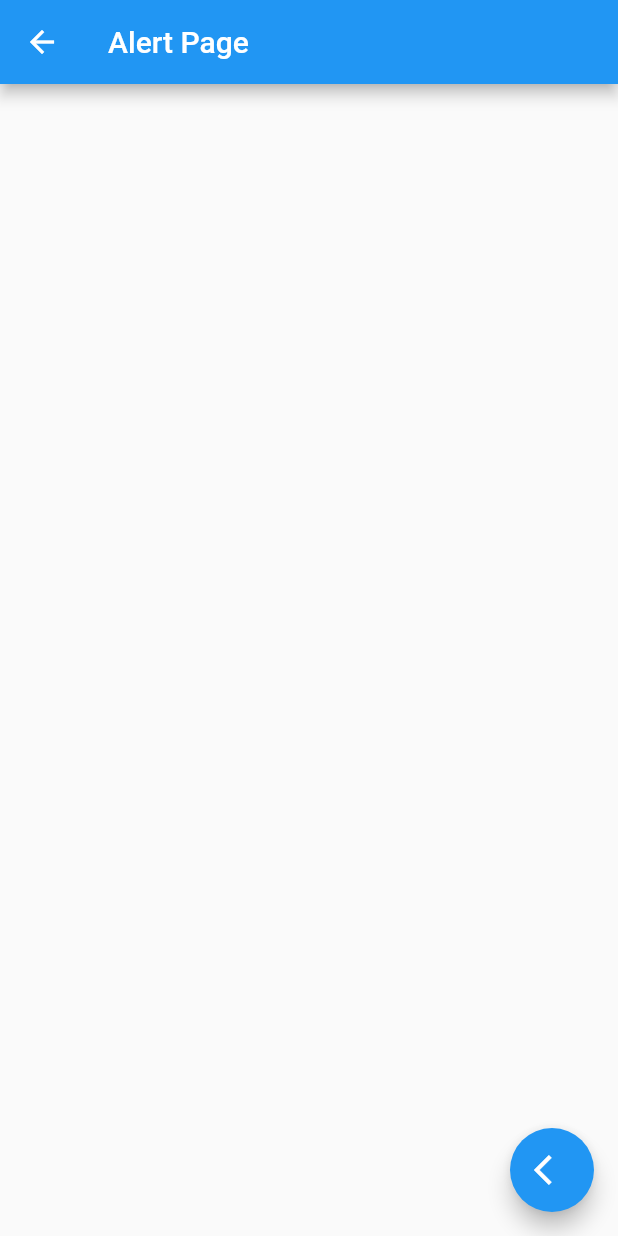
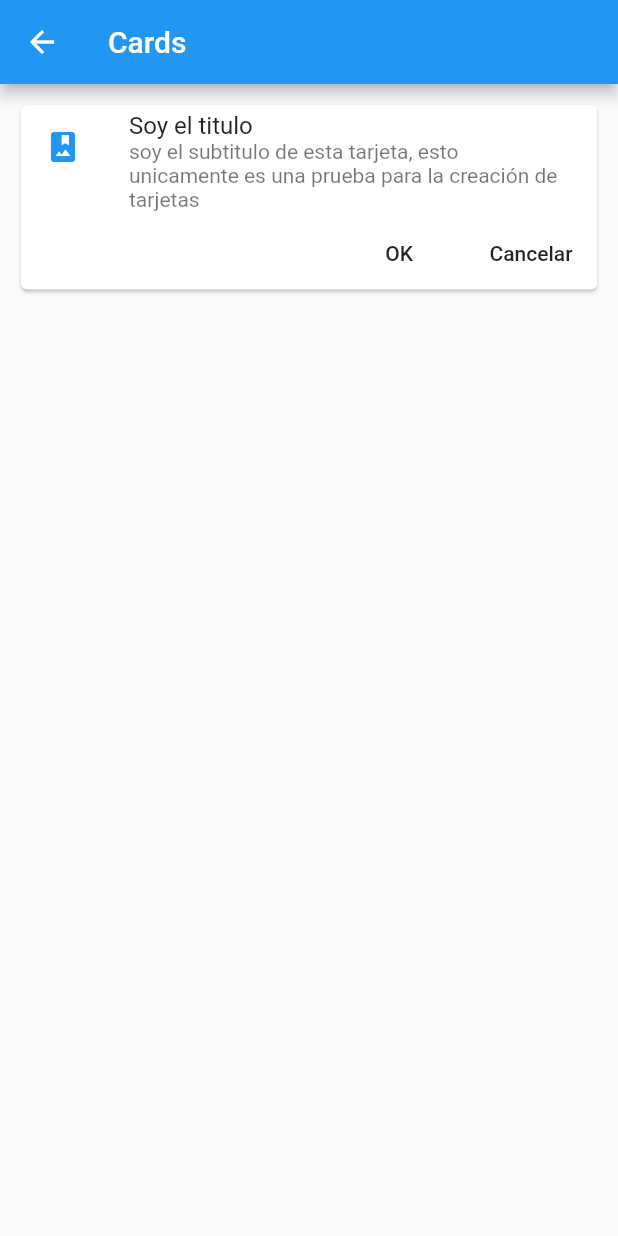
Before and after one commit to CristianGaona/App-Componentes-Flutter, a Flutter app: the screen it shows after launch, after a tap on "Cards - Tarjetas", on a phone screen of 412 x 824 dp. Run offline on Flutter 3.47's test engine with Material 2 defaults, Android fonts, the phone set to English and light mode, and no system bars.

Commit message:
Creando tarjetas básica con dos botones

```diff
--- /dev/null
+++ b/lib/src/pages/carg_page.dart
@@ -0,0 +1,42 @@
+import 'package:flutter/material.dart';
+
+class CardPage extends StatelessWidget {
+  @override
+  Widget build(BuildContext context) {
+    return Scaffold(
+      appBar: AppBar(
+        title: Text('Cards'),
+      ),
+      body: ListView(
+        padding: EdgeInsets.all(10.0),
+        children: <Widget>[_cardTipo1()],
+      ),
+    );
+  }
+
+  Widget _cardTipo1() {
+
+    return Card(
+      child: Column(
+        children: <Widget>[
+          ListTile(
+            leading: Icon(Icons.photo_album, color: Colors.blue),
+            title: Text('Soy el titulo'),
+            subtitle: Text( 'soy el subtitulo de esta tarjeta, esto unicamente es una prueba para la creación de tarjetas'),
+          ),
+          Row(
+            mainAxisAlignment: MainAxisAlignment.end,
+            children: <Widget>[
+            FlatButton(child: Text('OK'),
+            onPressed: (){},
+            ),
+            FlatButton(child: Text('Cancelar'),
+            onPressed: (){},
+            )
+          ],)
+        ]
+      ),
+
+    );
+  }
+}
--- a/lib/src/routes/routes.dart
+++ b/lib/src/routes/routes.dart
@@ -1,5 +1,6 @@
 import 'package:componentes/src/pages/alert_page.dart';
 import 'package:componentes/src/pages/avatar_page.dart';
+import 'package:componentes/src/pages/carg_page.dart';
 import 'package:componentes/src/pages/home_page.dart';
 import 'package:flutter/material.dart';
 
@@ -9,5 +10,6 @@ return  <String, WidgetBuilder>{
         '/'     : ( BuildContext context)=>HomePage(),
         'alert'     : ( BuildContext context)=>AlertPage(),
         'avatar'     : ( BuildContext context)=>AvatarPage(),
+        'card'     : ( BuildContext context)=>CardPage(),
       };
 }
```
